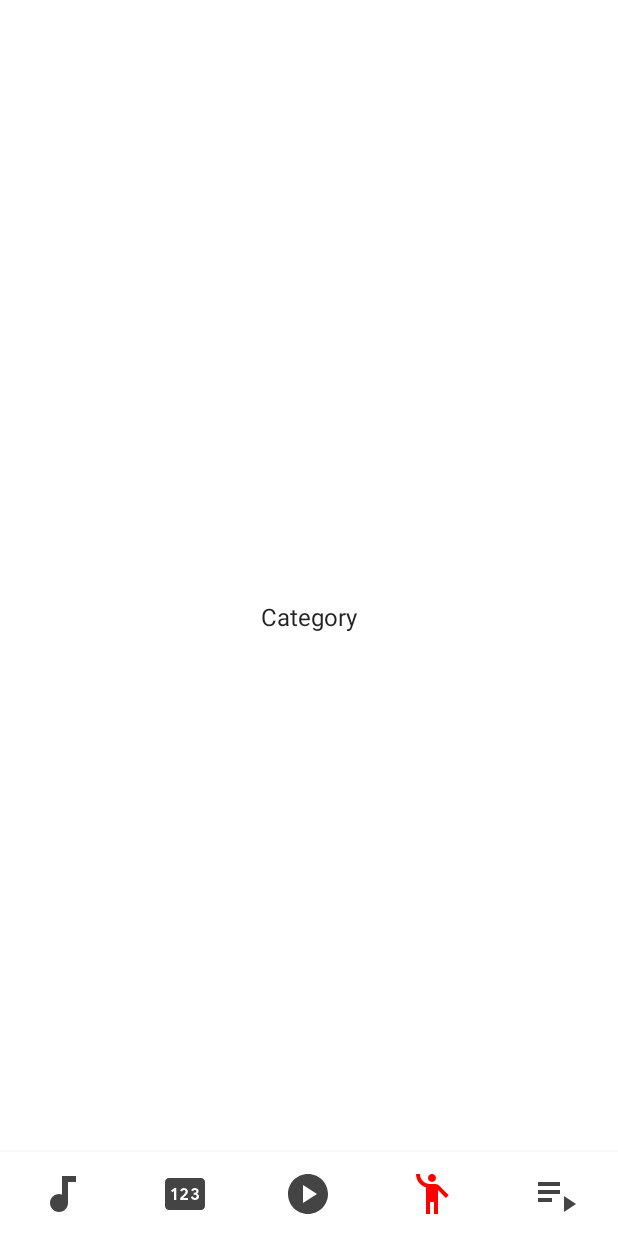
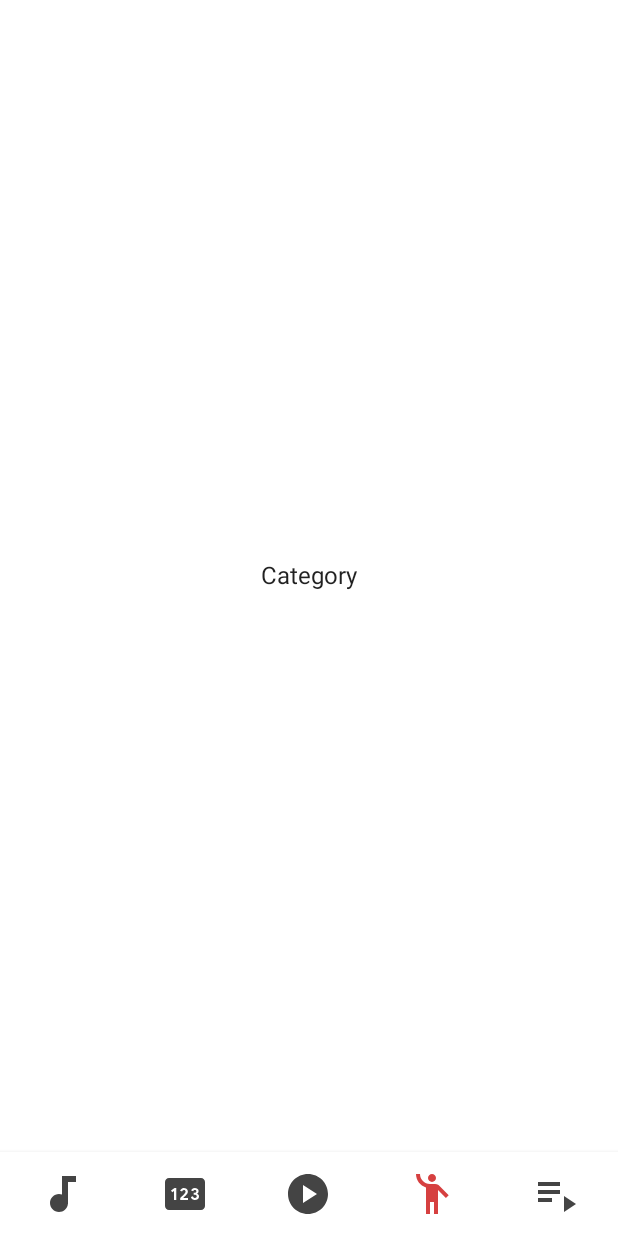
Before and after one commit to mianala/fiderana, an Android app built with Jetpack Compose: the screen it shows after launch (MainActivity), item 4 of the bottom bar chosen, on a phone screen of 412 x 824 dp. Run offline under Robolectric (Android 15) with nearby library versions, the phone set to English and light mode, and no system bars.

Commit message:
setup color palette positioned dialscreen at the bottom

```diff
--- a/app/src/main/java/com/mianala/fiderana/MainActivity.kt
+++ b/app/src/main/java/com/mianala/fiderana/MainActivity.kt
@@ -3,6 +3,7 @@ package com.mianala.fiderana
 import android.os.Bundle
 import androidx.activity.ComponentActivity
 import androidx.activity.compose.setContent
+import androidx.compose.foundation.background
 import androidx.compose.foundation.layout.*
 import androidx.compose.foundation.shape.CircleShape
 import androidx.compose.material.*
@@ -64,8 +65,11 @@ class MainActivity : ComponentActivity() {
                             navController = navController,
                             onItemclick = { navController.navigate(it.route) }
                         )
-                    }) {
-                    Navigation(navController = navController)
+                    }) { paddings ->
+                    Box(modifier = Modifier.padding(paddings)) {
+
+                        Navigation(navController = navController)
+                    }
                 }
             }
         }
@@ -91,7 +95,7 @@ fun NavigationBar(
             BottomNavigationItem(
                 selected = selected,
                 onClick = { onItemclick(item) },
-                selectedContentColor = Color.Red,
+                selectedContentColor = MaterialTheme.colors.primaryVariant,
                 unselectedContentColor = Color.DarkGray,
                 icon = {
                     Icon(
@@ -139,10 +143,11 @@ fun Navigation(navController: NavHostController) {
 fun DialNumber(number: Number) {
     Button(
         shape = CircleShape,
-        modifier = Modifier.size(76.dp),
+        colors = ButtonDefaults.buttonColors(backgroundColor = Color.White, contentColor = Color.Black),
+        modifier = Modifier.size(64.dp),
         onClick = {}
     ) {
-        Text(text = number.toString(), textAlign = TextAlign.Center, fontSize = 36.sp)
+        Text(text = number.toString(), textAlign = TextAlign.Center, fontSize = 24.sp)
     }
 }
 
@@ -151,10 +156,13 @@ fun DialNumber(number: Number) {
 fun DialScreen() {
     var dialInput by remember { mutableStateOf("") }
     Column(
-        modifier = Modifier.fillMaxWidth(),
-        verticalArrangement = Arrangement.spacedBy(14.dp),
-        horizontalAlignment = Alignment.CenterHorizontally
-    ) {
+        modifier = Modifier
+            .fillMaxSize()
+            .padding(10.dp),
+        verticalArrangement = Arrangement.Bottom,
+        horizontalAlignment = Alignment.CenterHorizontally,
+
+        ) {
         Row(horizontalArrangement = Arrangement.Center) {
 
             OutlinedTextField(
@@ -165,70 +173,77 @@ fun DialScreen() {
         }
         Column() {
             Row(Modifier.padding(10.dp), Arrangement.spacedBy(10.dp)) {
-                Column() {
-                    Text(text = "3")
+                Column(verticalArrangement = Arrangement.Center, horizontalAlignment = Alignment.CenterHorizontally) {
+                    Text(text = "3", fontSize = 48.sp)
                 }
                 Column() {
                     Text(text = "Feno Fiderana")
                     Text(text = "Key: G")
                 }
                 Button(onClick = { /*TODO*/ }, shape = CircleShape) {
-                    Icon(imageVector = Icons.Filled.PlaylistAdd, contentDescription = "Add to Playlist")
+                    Icon(
+                        imageVector = Icons.Filled.PlaylistAdd,
+                        contentDescription = "Add to Playlist"
+                    )
                 }
             }
             Row(Modifier.padding(10.dp), Arrangement.spacedBy(10.dp)) {
-                Column() {
-                    Text(text = "3")
+                Column(verticalArrangement = Arrangement.Center, horizontalAlignment = Alignment.CenterHorizontally) {
+                    Text(text = "3", fontSize = 48.sp)
                 }
                 Column() {
                     Text(text = "Feno Fiderana")
                     Text(text = "Key: G")
                 }
                 Button(onClick = { /*TODO*/ }, shape = CircleShape) {
-                    Icon(imageVector = Icons.Filled.PlaylistAdd, contentDescription = "Add to Playlist")
+                    Icon(
+                        imageVector = Icons.Filled.PlaylistAdd,
+                        contentDescription = "Add to Playlist"
+                    )
                 }
             }
         }
         Column(
             modifier = Modifier.fillMaxWidth(),
-            verticalArrangement = Arrangement.spacedBy(14.dp),
+            verticalArrangement = Arrangement.spacedBy(8.dp),
             horizontalAlignment = Alignment.CenterHorizontally
         ) {
-            Row(horizontalArrangement = Arrangement.spacedBy(18.dp)) {
+            Row(horizontalArrangement = Arrangement.spacedBy(32.dp)) {
                 DialNumber(1)
                 DialNumber(2)
                 DialNumber(3)
             }
-            Row(horizontalArrangement = Arrangement.spacedBy(18.dp)) {
+            Row(horizontalArrangement = Arrangement.spacedBy(32.dp)) {
 
                 DialNumber(4)
                 DialNumber(5)
                 DialNumber(6)
             }
-            Row(horizontalArrangement = Arrangement.spacedBy(18.dp)) {
+            Row(horizontalArrangement = Arrangement.spacedBy(32.dp)) {
 
                 DialNumber(7)
                 DialNumber(8)
                 DialNumber(9)
             }
-            Row(horizontalArrangement = Arrangement.spacedBy(18.dp)) {
+            Row(horizontalArrangement = Arrangement.spacedBy(32.dp)) {
                 Column(
                     modifier = Modifier.size(76.dp),
                     verticalArrangement = Arrangement.Center,
                     horizontalAlignment = Alignment.CenterHorizontally
                 ) {
-                    Text(text = "HF", fontSize = 32.sp)
+                    Text(text = "HF", fontSize = 24.sp)
                 }
                 DialNumber(0)
                 Column(
-                    modifier = Modifier.size(76.dp),
+                    modifier = Modifier.size(64.dp),
                     verticalArrangement = Arrangement.Center,
                     horizontalAlignment = Alignment.CenterHorizontally
                 ) {
                     Icon(
                         imageVector = Icons.Filled.Check,
+                        tint = MaterialTheme.colors.secondary,
                         contentDescription = "Go",
-                        Modifier.size(32.dp)
+                        modifier = Modifier.size(32.dp)
                     )
                 }
             }
--- a/app/src/main/java/com/mianala/fiderana/ui/theme/Color.kt
+++ b/app/src/main/java/com/mianala/fiderana/ui/theme/Color.kt
@@ -2,7 +2,7 @@ package com.mianala.fiderana.ui.theme
 
 import androidx.compose.ui.graphics.Color
 
-val Purple200 = Color(0xFFBB86FC)
-val Purple500 = Color(0xFF6200EE)
-val Purple700 = Color(0xFF3700B3)
-val Teal200 = Color(0xFF03DAC5)
+val Alternative = Color(0xffd64040)
+val PrimaryLight = Color(0xffff736b)
+val PrimaryDark = Color(0xff9e0019)
+val Secondary = Color(0xff2b94d6)
--- a/app/src/main/java/com/mianala/fiderana/ui/theme/Theme.kt
+++ b/app/src/main/java/com/mianala/fiderana/ui/theme/Theme.kt
@@ -7,15 +7,15 @@ import androidx.compose.material.lightColors
 import androidx.compose.runtime.Composable
 
 private val DarkColorPalette = darkColors(
-    primary = Purple200,
-    primaryVariant = Purple700,
-    secondary = Teal200
+    primary = PrimaryDark,
+    primaryVariant = Alternative,
+    secondary = Secondary
 )
 
 private val LightColorPalette = lightColors(
-    primary = Purple500,
-    primaryVariant = Purple700,
-    secondary = Teal200
+    primary = PrimaryLight,
+    primaryVariant = Alternative,
+    secondary = Secondary
 
     /* Other default colors to override
     background = Color.White,
--- a/app/src/main/java/com/mianala/fiderana/ui/theme/Type.kt
+++ b/app/src/main/java/com/mianala/fiderana/ui/theme/Type.kt
@@ -12,7 +12,8 @@ val Typography = Typography(
         fontFamily = FontFamily.Default,
         fontWeight = FontWeight.Normal,
         fontSize = 16.sp
-    )
+    ),
+
     /* Other default text styles to override
     button = TextStyle(
         fontFamily = FontFamily.Default,
```
